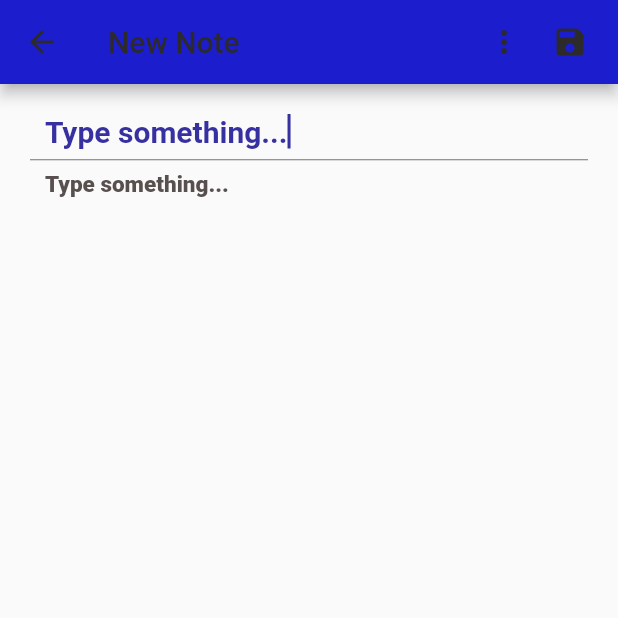
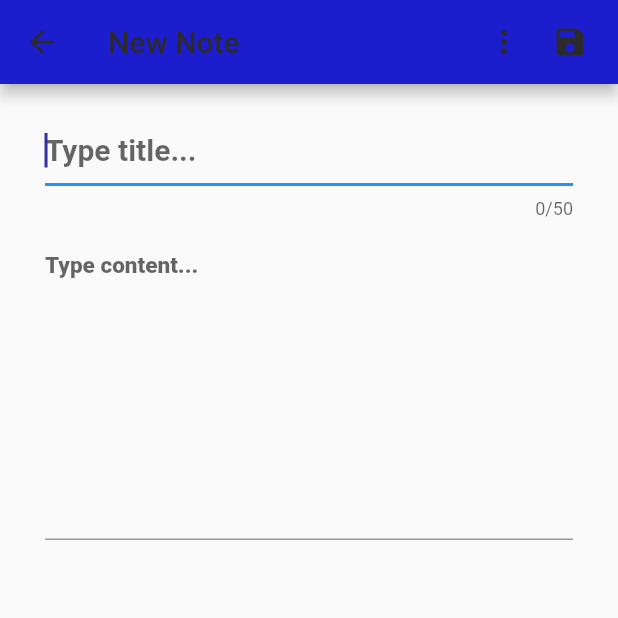
Before and after one commit to Motasem20007204978/note_taking_app_flutter, a Flutter app: the CreateEditNote screen opened directly, on a phone screen of 412 x 824 dp, the top half of it. Run offline on Flutter 3.47's test engine with Material 2 defaults, Android fonts, the phone set to English and light mode, and no system bars.

Commit message:
note project

```diff
--- a/lib/create_edit_note.dart
+++ b/lib/create_edit_note.dart
@@ -116,10 +116,6 @@ class _NoteState extends State<CreateEditNote> {
             Flexible(
               child: _noteTitle(context),
             ),
-            const Divider(
-              color: Colors.black54,
-              height: 5,
-            ),
             Flexible(
               child: _noteContent(context),
             ),
@@ -134,20 +130,23 @@ class _NoteState extends State<CreateEditNote> {
   Widget _noteTitle(BuildContext context) {
     return Container(
       padding: const EdgeInsets.symmetric(horizontal: 10, vertical: 5),
-      child: EditableText(
+      child: TextField(
         onChanged: (str) {
-          str.length < 40? _title = str : str.substring(0,40);
+          _title = str;
         },
+        decoration: const InputDecoration(
+          hintText: 'Type title...',
+        ),
         autofocus: true,
+        maxLength: 50,
         style: const TextStyle(
           color: Color.fromARGB(255, 55, 48, 160),
           fontSize: 20,
           fontWeight: FontWeight.bold,
         ),
         cursorColor: const Color.fromARGB(255, 55, 48, 160),
-        backgroundCursorColor: const Color.fromARGB(255, 88, 80, 79),
         controller: TextEditingController(
-            text: noteId == 0 && !isSetColor ? 'Type something...' : _title),
+            text: noteId == 0 && !isSetColor ? '' : _title),
         focusNode: FocusNode(),
       ),
     );
@@ -156,20 +155,23 @@ class _NoteState extends State<CreateEditNote> {
   Widget _noteContent(BuildContext context) {
     return Container(
       padding: const EdgeInsets.symmetric(horizontal: 10, vertical: 5),
-      child: EditableText(
+      child: TextField(
         onChanged: (str) {
           _content = str;
         },
-        maxLines: 50, // line limit extendable later
+        decoration: const InputDecoration(
+          hintText: 'Type content...',
+        ),
+        keyboardType: TextInputType.multiline,
+        maxLines: 10,// line limit extendable later
         controller: TextEditingController(
-            text: noteId == 0 && !isSetColor ? 'Type something...' : _content),
+            text: noteId == 0 && !isSetColor ? '' : _content),
         focusNode: FocusNode(),
         style: const TextStyle(
           color: Color.fromARGB(255, 88, 80, 79),
           fontSize: 15,
           fontWeight: FontWeight.w800,
         ),
-        backgroundCursorColor: const Color.fromARGB(255, 88, 80, 79),
         cursorColor: const Color.fromARGB(255, 6, 47, 80),
       ),
     );
--- a/lib/list_notes.dart
+++ b/lib/list_notes.dart
@@ -38,7 +38,7 @@ class _NotesListState extends State<NotesList> {
                 //the left color of the container, represents the note color
                 left: BorderSide(
                   color: notes[index].getColor,
-                  width: 3,
+                  width: 5,
                 ),
               ),
               boxShadow: [
@@ -73,9 +73,9 @@ class _NotesListState extends State<NotesList> {
                   //note content, gets the first 35 characters of the note content
                   notes[index].getContent.substring(
                       0,
-                      notes[index].getContent.length > 35//even do not occur error
-                          ? 35
-                          : notes[index].getContent.length),
+                      notes[index].getContent.length > 45//even do not occur error
+                          ? 45
+                          : notes[index].getContent.length).split('\n').join(' ') + '...',
                   style: TextStyle(
                     color: _contentColor,
                     fontSize: 15,
```
